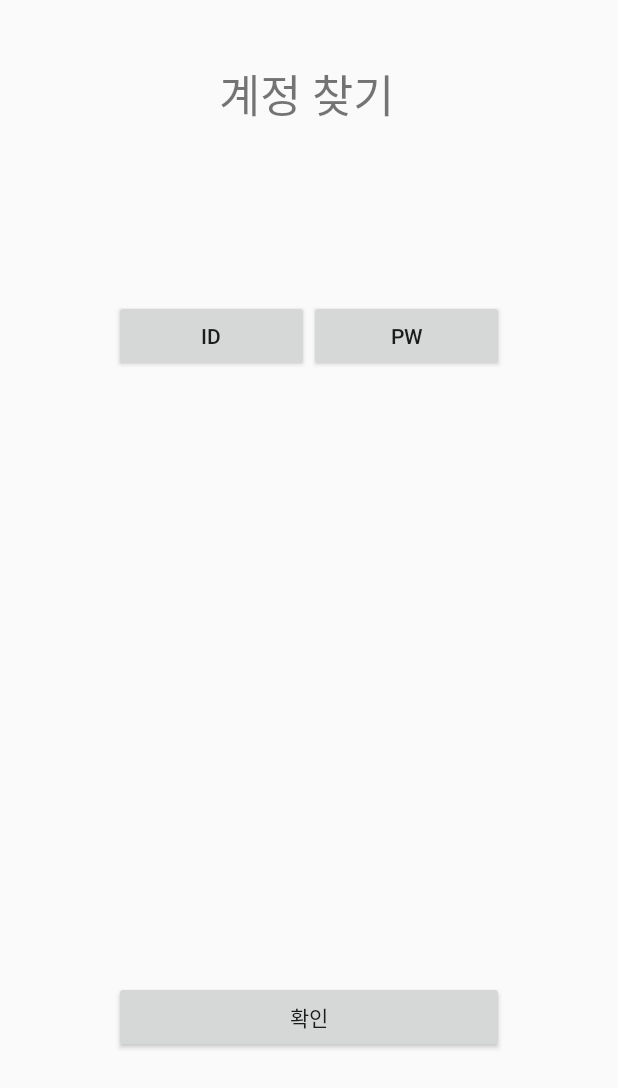
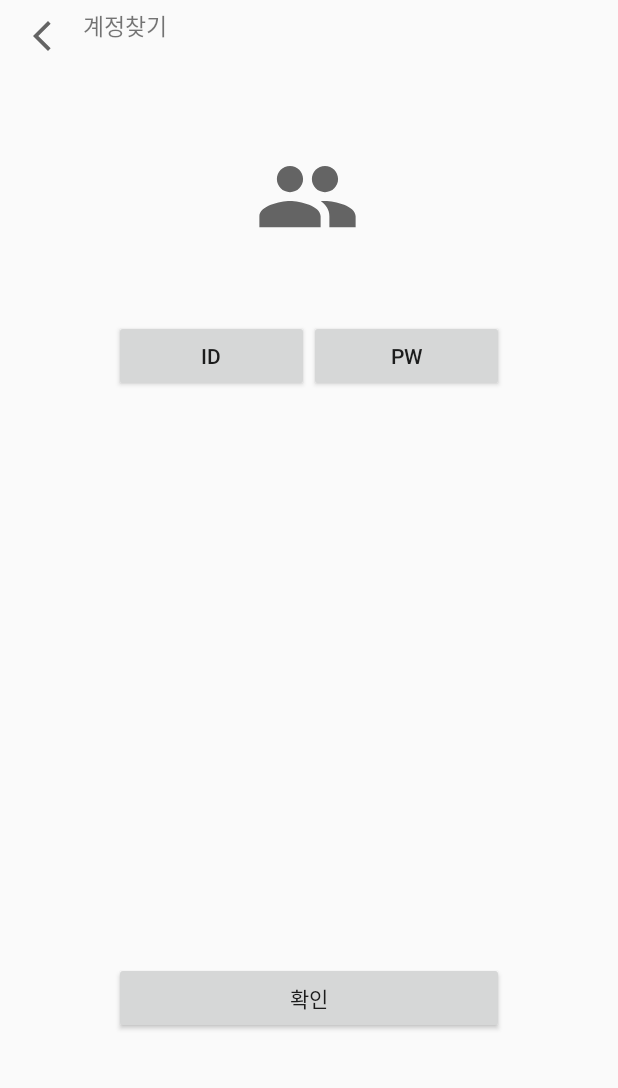
Before and after one commit to Kal-MH/songgulsongul, an Android app: the layout activity_find_account.xml on its own in the app's theme, with its tools: preview values and no code run, on a phone screen of 412 x 824 dp. Shown: the top 1088 px of the screen. Run offline under Robolectric (Android 15) with nearby library versions, the phone set to English and light mode, and no system bars.

Commit message:
android_find_modify

```diff
--- a/Android/paper/app/src/main/java/smu/capstone/paper/FindAccountActivity.java
+++ b/Android/paper/app/src/main/java/smu/capstone/paper/FindAccountActivity.java
@@ -3,6 +3,7 @@ package smu.capstone.paper;
 import android.os.Bundle;
 import android.view.View;
 import android.widget.Button;
+import android.widget.ImageButton;
 
 import androidx.appcompat.app.AppCompatActivity;
 import androidx.fragment.app.FragmentTransaction;
@@ -10,6 +11,7 @@ import androidx.fragment.app.FragmentTransaction;
 public class FindAccountActivity extends AppCompatActivity {
 
     Button find_id_btn, find_pw_btn;
+    ImageButton find_back_btn;
 
     @Override
     protected void onCreate(Bundle savedInstanceState) {
@@ -18,6 +20,15 @@ public class FindAccountActivity extends AppCompatActivity {
 
         find_id_btn = (Button)findViewById(R.id.find_id_btn);
         find_pw_btn = (Button)findViewById(R.id.find_pw_btn);
+        find_back_btn = (ImageButton)findViewById(R.id.find_back_btn);
+
+
+        find_back_btn.setOnClickListener(new View.OnClickListener() {
+            @Override
+            public void onClick(View v) {
+               onBackPressed();
+            }
+        });
 
         find_id_btn.setOnClickListener(new View.OnClickListener() {
             @Override
@@ -38,5 +49,10 @@ public class FindAccountActivity extends AppCompatActivity {
                 transaction.commit();
             }
         });
+
+        FragmentTransaction transaction = getSupportFragmentManager().beginTransaction();
+        FragFindId fragFindId = new FragFindId();
+        transaction.replace(R.id.find_frame, fragFindId);
+        transaction.commit();
     }
 }
--- /dev/null
+++ b/Android/paper/app/src/main/res/drawable/ic_baseline_group_24.xml
@@ -0,0 +1,10 @@
+<vector xmlns:android="http://schemas.android.com/apk/res/android"
+    android:width="24dp"
+    android:height="24dp"
+    android:viewportWidth="24"
+    android:viewportHeight="24"
+    android:tint="?attr/colorControlNormal">
+  <path
+      android:fillColor="@android:color/white"
+      android:pathData="M16,11c1.66,0 2.99,-1.34 2.99,-3S17.66,5 16,5c-1.66,0 -3,1.34 -3,3s1.34,3 3,3zM8,11c1.66,0 2.99,-1.34 2.99,-3S9.66,5 8,5C6.34,5 5,6.34 5,8s1.34,3 3,3zM8,13c-2.33,0 -7,1.17 -7,3.5L1,19h14v-2.5c0,-2.33 -4.67,-3.5 -7,-3.5zM16,13c-0.29,0 -0.62,0.02 -0.97,0.05 1.16,0.84 1.97,1.97 1.97,3.45L17,19h6v-2.5c0,-2.33 -4.67,-3.5 -7,-3.5z"/>
+</vector>
--- a/Android/paper/app/src/main/res/layout/activity_find_account.xml
+++ b/Android/paper/app/src/main/res/layout/activity_find_account.xml
@@ -6,53 +6,73 @@
     android:layout_height="match_parent"
     tools:context=".FindAccountActivity">
 
+    <ImageButton
+        android:id="@+id/find_back_btn"
+        style="@style/Widget.AppCompat.Button.Borderless"
+        android:layout_width="55dp"
+        android:layout_height="wrap_content"
+        android:layout_weight="1"
+        android:contentDescription="@string/StringValue"
+        app:layout_constraintStart_toStartOf="parent"
+        app:layout_constraintTop_toTopOf="parent"
+        app:srcCompat="@drawable/ic_baseline_arrow_back_ios_new_24"
+        tools:ignore="VectorDrawableCompat" />
+
     <TextView
-        android:id="@+id/textView"
+        android:id="@+id/find_title"
         android:layout_width="wrap_content"
         android:layout_height="wrap_content"
-        android:layout_marginStart="146dp"
-        android:layout_marginLeft="146dp"
-        android:layout_marginTop="40dp"
-        android:layout_marginEnd="146dp"
-        android:layout_marginRight="146dp"
-        android:text="계정 찾기"
-        android:textSize="30dp"
+        android:layout_marginTop="5dp"
+        android:layout_marginEnd="292dp"
+        android:layout_marginRight="292dp"
+        android:layout_weight="1"
+        android:text="@string/find_account"
+        android:textSize="15sp"
         app:layout_constraintEnd_toEndOf="parent"
         app:layout_constraintHorizontal_bias="0.0"
+        app:layout_constraintStart_toEndOf="@+id/find_back_btn"
+        app:layout_constraintTop_toTopOf="parent" />
+
+    <ImageView
+        android:id="@+id/find_image"
+        android:layout_width="70dp"
+        android:layout_height="70dp"
+        android:layout_marginTop="96dp"
+        android:contentDescription="@string/StringValue"
+        app:layout_constraintEnd_toEndOf="parent"
+        app:layout_constraintHorizontal_bias="0.498"
         app:layout_constraintStart_toStartOf="parent"
-        app:layout_constraintTop_toTopOf="parent" />
+        app:layout_constraintTop_toTopOf="parent"
+        app:srcCompat="@drawable/ic_baseline_group_24"
+        tools:ignore="VectorDrawableCompat" />
 
     <LinearLayout
         android:id="@+id/linearLayout"
         android:layout_width="wrap_content"
         android:layout_height="wrap_content"
-        android:layout_marginStart="41dp"
-        android:layout_marginLeft="41dp"
-        android:layout_marginTop="200dp"
-        android:layout_marginEnd="41dp"
-        android:layout_marginRight="41dp"
+        android:layout_marginTop="47dp"
         android:orientation="horizontal"
         app:layout_constraintEnd_toEndOf="parent"
         app:layout_constraintStart_toStartOf="parent"
-        app:layout_constraintTop_toTopOf="parent">
+        app:layout_constraintTop_toBottomOf="@+id/find_image">
 
         <Button
             android:id="@+id/find_id_btn"
             android:layout_width="130dp"
             android:layout_height="wrap_content"
-            android:text="ID" />
+            android:text="@string/prompt_id" />
 
         <Button
             android:id="@+id/find_pw_btn"
             android:layout_width="130dp"
             android:layout_height="wrap_content"
-            android:text="PW" />
+            android:text="@string/prompt_password" />
     </LinearLayout>
 
     <FrameLayout
         android:id="@+id/find_frame"
-        android:layout_width="360dp"
-        android:layout_height="243dp"
+        android:layout_width="297dp"
+        android:layout_height="205dp"
         android:layout_marginTop="40dp"
         app:layout_constraintEnd_toEndOf="parent"
         app:layout_constraintHorizontal_bias="0.49"
@@ -66,7 +86,7 @@
         android:layout_width="260dp"
         android:layout_height="wrap_content"
         android:gravity="center"
-        android:text="확인"
+        android:text="@string/ok"
         app:layout_constraintBottom_toBottomOf="parent"
         app:layout_constraintEnd_toEndOf="parent"
         app:layout_constraintHorizontal_bias="0.498"
--- a/Android/paper/app/src/main/res/layout/activity_login.xml
+++ b/Android/paper/app/src/main/res/layout/activity_login.xml
@@ -20,7 +20,7 @@
         android:layout_marginTop="80dp"
         android:layout_marginEnd="146dp"
         android:layout_marginRight="146dp"
-        android:contentDescription="@string/app_name"
+        android:contentDescription="@string/StringValue"
         app:layout_constraintEnd_toEndOf="parent"
         app:layout_constraintHorizontal_bias="0.625"
         app:layout_constraintStart_toStartOf="parent"
--- a/Android/paper/app/src/main/res/values/strings.xml
+++ b/Android/paper/app/src/main/res/values/strings.xml
@@ -3,7 +3,7 @@
     <string name="title_activity_login">Sign in</string>
     <string name="prompt_email">Email</string>
     <string name="prompt_id">ID</string>
-    <string name="prompt_password">Password</string>
+    <string name="prompt_password">PW</string>
     <string name="action_sign_in">Sign in or register</string>
     <string name="action_sign_in_short">Sign in</string>
     <string name="welcome">"Welcome !"</string>
@@ -13,4 +13,6 @@
     <string name="log_in">Log in</string>
     <string name="sing_in">회원가입</string>
     <string name="find_account">계정찾기</string>
+    <string name="StringValue">image loading failed</string>
+    <string name="ok">확인</string>
 </resources>
```
